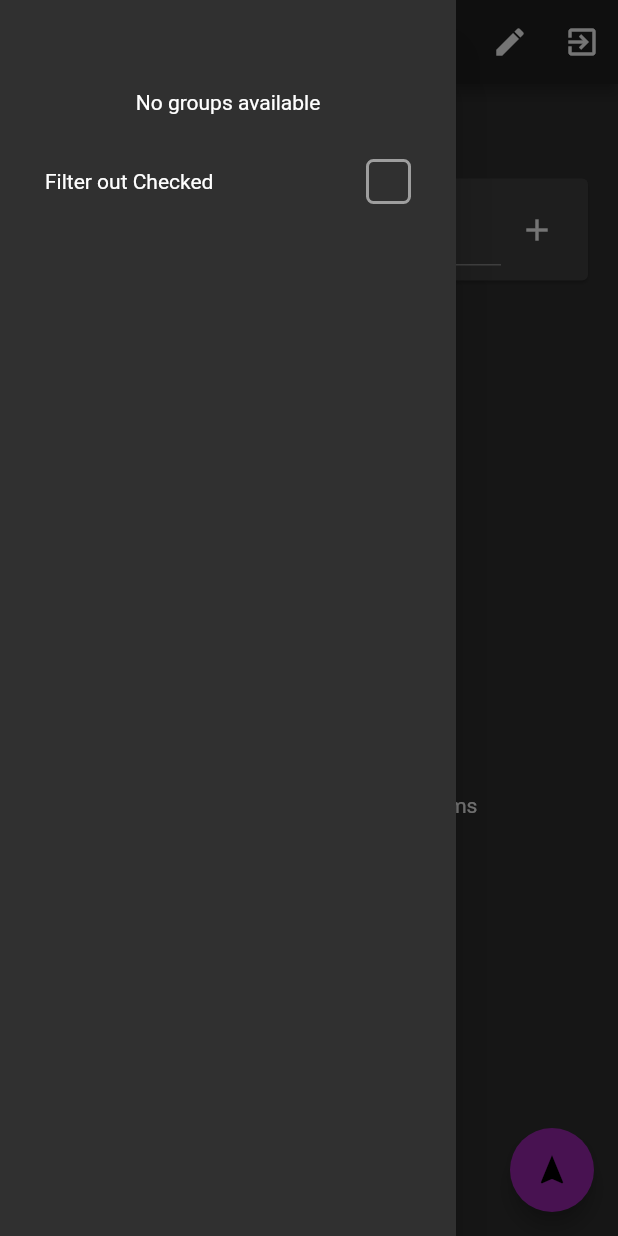
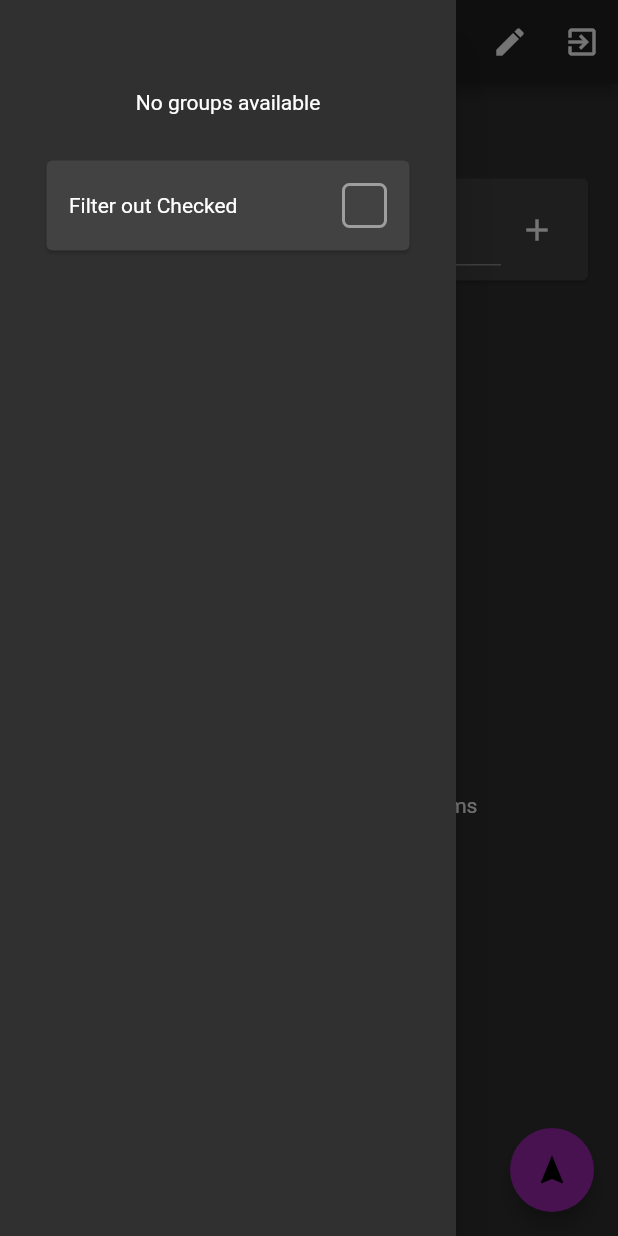
Before and after one commit to omarnaman/grocery-control, a Flutter app: the Home screen opened directly with empty values, with the side drawer open, on a phone screen of 412 x 824 dp. Run offline on Flutter 3.47's test engine with Material 2 defaults, Android fonts, the light colour scheme and no system bars; our stand-ins replace cloud_firestore, firebase_auth, firebase_core; accounts and stored records are empty.

Commit message:
change "filter checked out" widget to Card

```diff
--- a/lib/screens/home.dart
+++ b/lib/screens/home.dart
@@ -163,7 +163,12 @@ class _HomeState extends State<Home> {
                   //     ),
                   //   ],
                   // ),
-                  Row(
+                  Card(
+                      margin: const EdgeInsets.all(1),
+                      color: Theme.of(context).cardColor,
+                      child: Padding (
+                        padding: const EdgeInsets.all(15),
+                        child: Row(
                         children: <Widget>[
                           Expanded(child: Text("Filter out Checked")),
                           AqelCheckbox(
@@ -175,7 +180,7 @@ class _HomeState extends State<Home> {
                             },
                           ),
                         ],
-                  ),
+                      ))),
                 ],
               ))),
       body: Column(
```
Lines whose indentation alone changed are shown as unchanged.
